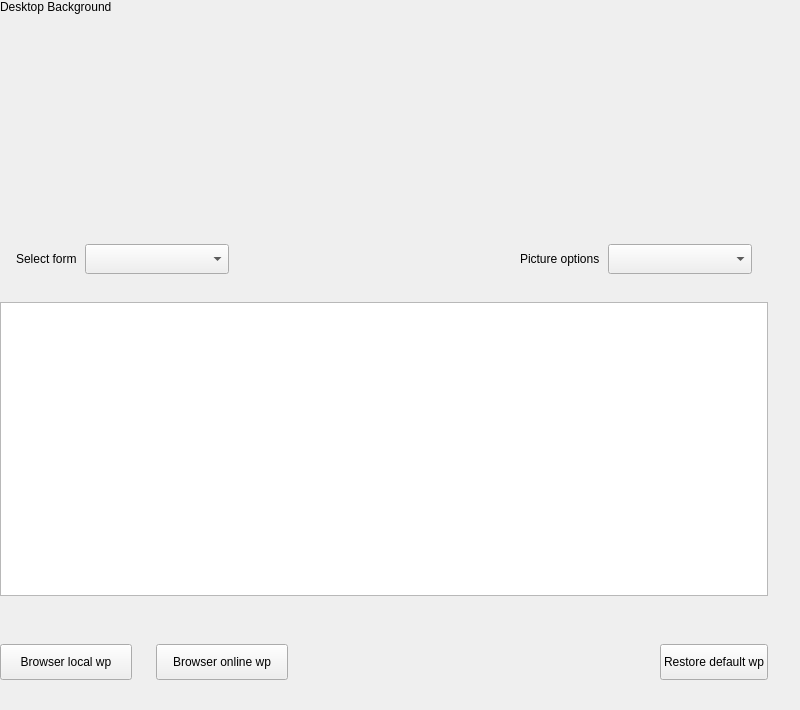
Before: the Qt Designer form plugins/personalized/wallpaper/wallpaper.ui in ukui/ukui-control-center, drawn with Qt 5.
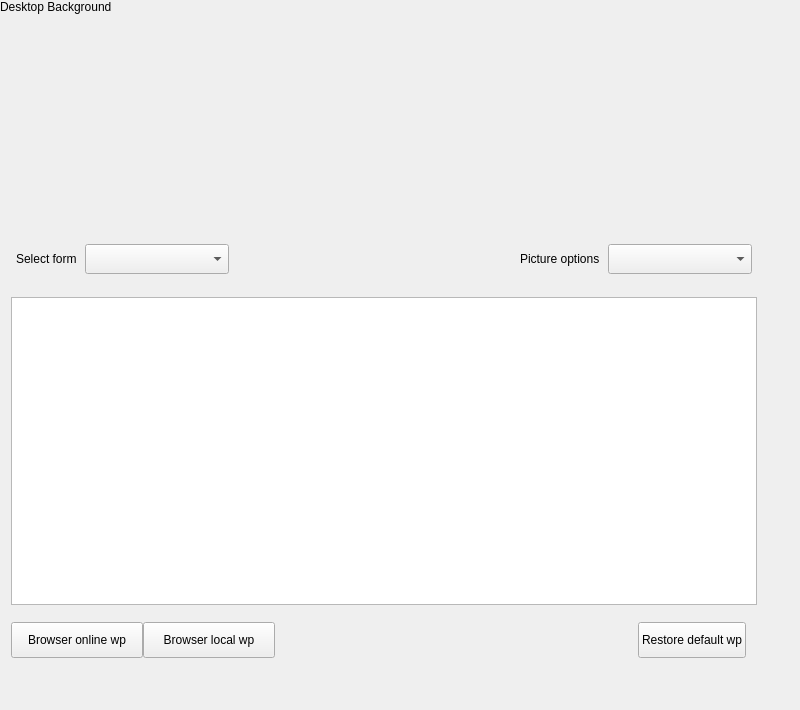
After: the same form once the commit is applied.

Commit message: adjust full screen layout and sidebar

```diff
--- a/plugins/personalized/wallpaper/wallpaper.ui
+++ b/plugins/personalized/wallpaper/wallpaper.ui
@@ -12,7 +12,7 @@
   </property>
   <property name="minimumSize">
    <size>
-    <width>0</width>
+    <width>550</width>
     <height>0</height>
    </size>
   </property>
@@ -266,61 +266,43 @@
    </item>
    <item>
     <widget class="QStackedWidget" name="substackedWidget">
+     <property name="minimumSize">
+      <size>
+       <width>550</width>
+       <height>0</height>
+      </size>
+     </property>
+     <property name="currentIndex">
+      <number>0</number>
+     </property>
      <widget class="QWidget" name="picturePage">
-      <layout class="QVBoxLayout" name="verticalLayout_3">
-       <property name="spacing">
-        <number>0</number>
-       </property>
-       <property name="leftMargin">
-        <number>0</number>
-       </property>
-       <property name="topMargin">
-        <number>0</number>
-       </property>
-       <property name="rightMargin">
-        <number>0</number>
-       </property>
-       <property name="bottomMargin">
-        <number>0</number>
-       </property>
-       <item>
         <layout class="QVBoxLayout" name="verticalLayout">
-         <property name="spacing">
-          <number>48</number>
-         </property>
-         <property name="topMargin">
-          <number>16</number>
-         </property>
-         <property name="bottomMargin">
-          <number>0</number>
-         </property>
          <item>
           <widget class="QListWidget" name="listWidget"/>
          </item>
          <item>
+        <widget class="QWidget" name="widget_4" native="true">
+         <property name="minimumSize">
+          <size>
+           <width>550</width>
+           <height>0</height>
+          </size>
+         </property>
+         <property name="maximumSize">
+          <size>
+           <width>960</width>
+           <height>16777215</height>
+          </size>
+         </property>
+         <layout class="QHBoxLayout" name="horizontalLayout_6">
+          <property name="leftMargin">
+           <number>0</number>
+          </property>
+          <item>
           <layout class="QHBoxLayout" name="horizontalLayout_4">
            <property name="spacing">
-            <number>24</number>
-           </property>
-           <item>
-            <widget class="QPushButton" name="browserLocalwpBtn">
-             <property name="minimumSize">
-              <size>
-               <width>132</width>
-               <height>36</height>
-              </size>
-             </property>
-             <property name="maximumSize">
-              <size>
-               <width>132</width>
-               <height>36</height>
-              </size>
-             </property>
-             <property name="text">
-              <string>Browser local wp</string>
-             </property>
-            </widget>
-           </item>
+             <number>0</number>
+            </property>
            <item>
             <widget class="QPushButton" name="browserOnlinewpBtn">
              <property name="minimumSize">
@@ -340,6 +322,25 @@
              </property>
             </widget>
            </item>
+            <item>
+             <widget class="QPushButton" name="browserLocalwpBtn">
+              <property name="minimumSize">
+               <size>
+                <width>132</width>
+                <height>36</height>
+               </size>
+              </property>
+              <property name="maximumSize">
+               <size>
+                <width>132</width>
+                <height>36</height>
+               </size>
+              </property>
+              <property name="text">
+               <string>Browser local wp</string>
+              </property>
+             </widget>
+            </item>
            <item>
             <spacer name="horizontalSpacer_3">
              <property name="orientation">
@@ -347,8 +348,8 @@
              </property>
              <property name="sizeHint" stdset="0">
               <size>
-               <width>40</width>
-               <height>20</height>
+                <width>434</width>
+                <height>33</height>
               </size>
              </property>
             </spacer>
@@ -375,6 +376,7 @@
           </layout>
          </item>
         </layout>
+        </widget>
        </item>
       </layout>
      </widget>
```
Left out of the diff: 4 changed lines with no effect on the pictures. Lines whose indentation alone changed are shown as unchanged. The commit also changes 20 other files.
